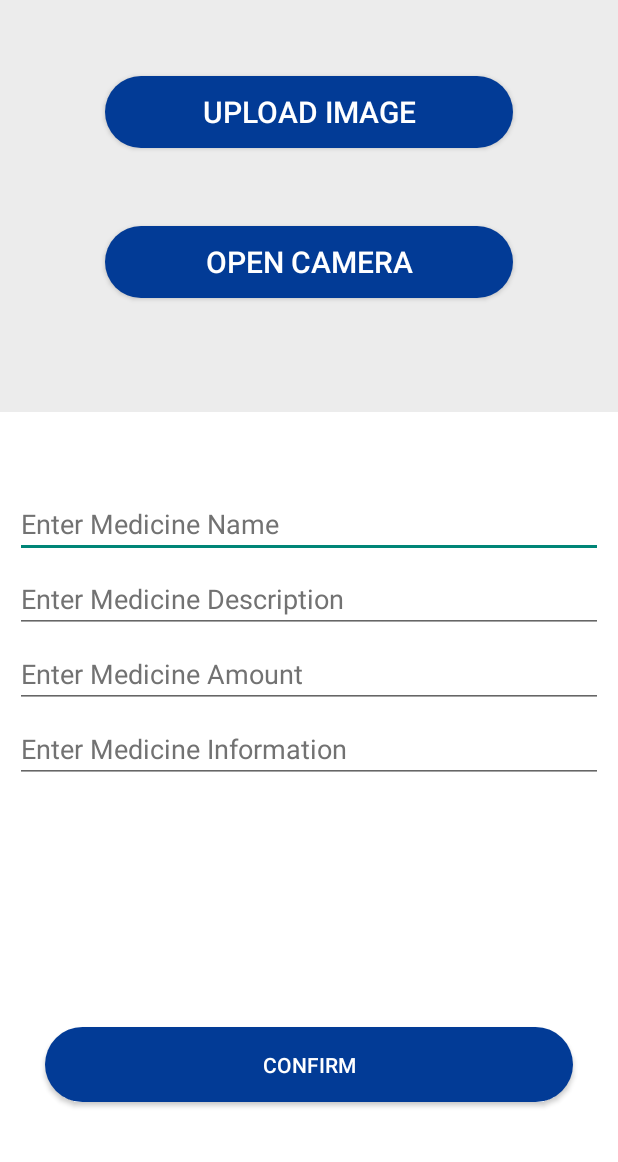
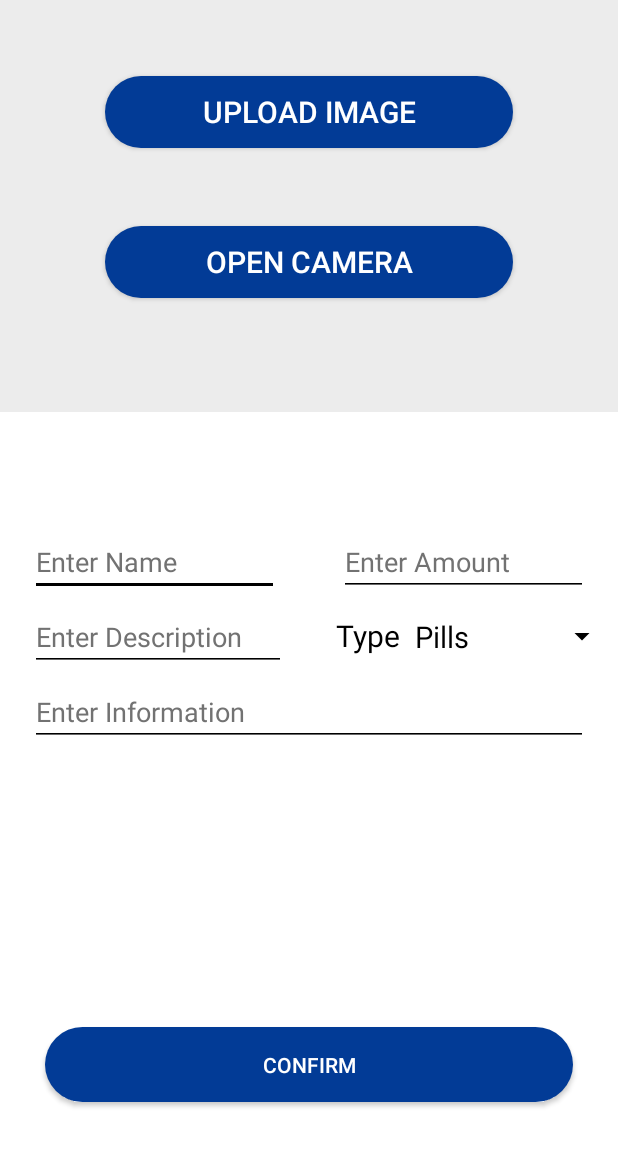
Before and after one commit to ItsMeOX/SmartHealth, an Android app: the fragment InventoryFragment placed in its activity, after a tap on an icon or button, on a phone screen of 412 x 824 dp, the part 74-1236 px from its top. Run offline under Robolectric (Android 15) with nearby library versions, the phone set to English and light mode, and no system bars; 1 other tap on this screen came first.

Commit message:
Fixed Spinner - Form now adds button to inventory from user input

```diff
--- a/app/src/main/java/com/example/smarthealth/Inventory/InventoryFragment.java
+++ b/app/src/main/java/com/example/smarthealth/Inventory/InventoryFragment.java
@@ -1,18 +1,25 @@
 package com.example.smarthealth.Inventory;
 import android.content.Intent;
+import android.graphics.Color;
 import android.os.Bundle;
 import android.util.Log;
 import android.view.Gravity;
 import android.view.LayoutInflater;
 import android.view.View;
 import android.view.ViewGroup;
+import android.widget.AdapterView;
+import android.widget.ArrayAdapter;
 import android.widget.Button;
+import android.widget.EditText;
 import android.widget.ImageButton;
 import android.widget.ImageView;
 import android.widget.LinearLayout;
 import android.widget.PopupWindow;
+import android.widget.Spinner;
+import android.widget.TextView;
 import android.widget.Toast;
 import androidx.lifecycle.ViewModel;
+import android.util.TypedValue;
 import androidx.activity.result.ActivityResultLauncher;
 import androidx.activity.result.contract.ActivityResultContracts;
 import androidx.annotation.NonNull;
@@ -43,7 +50,7 @@ public class InventoryFragment extends Fragment {
     private ActivityResultLauncher<Intent> resultLauncher;
     private View view;
     private ImageView popupImageView;
-    private Button uploadImageButton, openCameraButton;
+    private Button uploadImageButton, openCameraButton, confirmButton;
     private SVMInventory sharedViewModel;
 
     @Override
@@ -85,7 +92,7 @@ public class InventoryFragment extends Fragment {
 
         // Placeholder button
         ImageButton pillsButton = view.findViewById(R.id.fillByScan);
-        ImageButton liquidsButton = view.findViewById(R.id.fillForm);
+        ImageButton fillFormButton = view.findViewById(R.id.fillForm);
         ImageButton othersButton = view.findViewById(R.id.fillFormByHistory);
 
         popup_window = view.findViewById(R.id.inventory_medicine);
@@ -148,12 +155,12 @@ public class InventoryFragment extends Fragment {
             @Override
             public void onClick(View v) {
                 // Add placeholder medicine to pills category
-                addMedicineToLayout(pillsContainers, pillsAdapter, "Pills");
+                addMedicineToLayout("Pills","PlaceHolder", "Fever", 100,R.drawable.clock);
                 Toast.makeText(requireContext(), "New Pill Added", Toast.LENGTH_SHORT).show();
             }
         });
 
-        liquidsButton.setOnClickListener(new View.OnClickListener() {
+        fillFormButton.setOnClickListener(new View.OnClickListener() {
             @Override
             public void onClick(View v) {
                 showPopUpWindow();
@@ -164,7 +171,7 @@ public class InventoryFragment extends Fragment {
             @Override
             public void onClick(View v) {
                 // Add placeholder medicine to others category
-                addMedicineToLayout(othersContainers, othersAdapter, "Others");
+                addMedicineToLayout("Others","PlaceHolder", "Fever", 100,R.drawable.clock);
                 Toast.makeText(requireContext(), "New Other Medicine Added", Toast.LENGTH_SHORT).show();
             }
         });
@@ -192,11 +199,28 @@ public class InventoryFragment extends Fragment {
         return view;
     }
 
-    private void addMedicineToLayout(ArrayList<MedicineButton> containerList, MedicineAdapter adapter, String category) {
+    private void addMedicineToLayout(String category, String mediName, String mediDesc, int mediAmount, int mediImage) {
+        ArrayList<MedicineButton> containerList = new ArrayList<>();
+        MedicineAdapter adapter = null;
+
+        if(category.equals("Pills")){
+            containerList = pillsContainers;
+            adapter = pillsAdapter;
+        }
+        else if(category.equals("Liquids")){
+            containerList = liquidsContainers;
+            adapter = liquidsAdapter;
+        }
+        else{
+            containerList = othersContainers;
+            adapter = othersAdapter;
+
+        }
+
         // Add placeholder medicine button
-        MedicineButton placeholder = new MedicineButton(category + " Placeholder", "Description", 100, R.drawable.clock);
+        MedicineButton newButton = new MedicineButton(mediName, mediDesc, mediAmount, mediImage);
         // Add the placeholder to the appropriate container list
-        containerList.add(placeholder);
+        containerList.add(newButton);
 
         // Update medicine List such that when new button is added, it will be added to sublist
         adapter.updateMedicineList(containerList);
@@ -213,8 +237,6 @@ public class InventoryFragment extends Fragment {
         if(category.equals("Others")){
             sharedViewModel.setOthersButtonList(containerList);
         }
-
-
     }
 
     private void showPopUpWindow(){
@@ -228,6 +250,28 @@ public class InventoryFragment extends Fragment {
         popupWindow.showAtLocation(popup_window, Gravity.CENTER, 0,0);
 
         openCameraButton = popupView.findViewById(R.id.open_camera);
+
+        // Drop down list for category
+        Spinner category = popupView.findViewById(R.id.category);
+        category.setOnItemSelectedListener(new AdapterView.OnItemSelectedListener() {
+            @Override
+            public void onItemSelected(AdapterView<?> parent, View view, int position, long id) {
+                TextView selectedText = (TextView) view;
+                // Change the text color of the selected item
+                selectedText.setTextColor(Color.BLACK);
+                // Change the text size of the selected item (e.g., 20sp)
+                selectedText.setTextSize(TypedValue.COMPLEX_UNIT_SP, 20);
+            }
+            @Override
+            public void onNothingSelected(AdapterView<?> parent) {}
+        });
+        ArrayAdapter<CharSequence> spinnerAdapter = ArrayAdapter.createFromResource(
+                requireContext(),
+                R.array.formMediCategory,
+                android.R.layout.simple_spinner_item
+        );
+        spinnerAdapter.setDropDownViewResource(android.R.layout.simple_spinner_dropdown_item);
+        category.setAdapter(spinnerAdapter);
 
         // Exit button to close popup window
         Button exitButton = popupView.findViewById(R.id.exit);
@@ -245,6 +289,29 @@ public class InventoryFragment extends Fragment {
                 pickImage();
             }}
         );
+
+        confirmButton = popupView.findViewById(R.id.confirm);
+        confirmButton.setOnClickListener(new View.OnClickListener() {
+            @Override
+            public void onClick(View v) {
+                // TODO retrieve information from the popup window
+                EditText nameView = popupView.findViewById(R.id.formMediName);
+                EditText amountView = popupView.findViewById(R.id.formMediAmount);
+                EditText descView = popupView.findViewById(R.id.formMediDesc);
+//                EditText infoView = popupView.findViewById(R.id.formMediInfo);
+//                ImageView imageView = popupView.findViewById(R.id.mediImage);
+                String mediType = category.getSelectedItem().toString();
+
+                String mediName = nameView.getText().toString().trim();
+                String mediDesc = descView.getText().toString().trim();
+                String amount = amountView.getText().toString().trim();
+                int mediAmount = Integer.parseInt(amount);
+                // Pass corresponding parameters
+                addMedicineToLayout(mediType,mediName, mediDesc,mediAmount, R.drawable.clock);
+                 popupWindow.dismiss();
+            }
+        });
+
     }
     private void pickImage() {
         // Intent to pick an image from the gallery
--- a/app/src/main/res/layout/form_fillup.xml
+++ b/app/src/main/res/layout/form_fillup.xml
@@ -67,48 +67,92 @@
         app:layout_constraintLeft_toLeftOf="parent"
         app:layout_constraintRight_toRightOf="parent"
         >
+        <LinearLayout
+            android:layout_width="match_parent"
+            android:layout_height="wrap_content"
+            android:orientation="horizontal"
+            android:layout_alignParentTop="true"
+            android:layout_marginTop="-200dp"
+            >
 
             <EditText
                 android:id="@+id/formMediName"
                 android:inputType="text"
-            android:layout_width="match_parent"
+                android:layout_width="0dp"
+                android:layout_weight="1"
                 android:layout_height="wrap_content"
-            android:layout_alignParentTop="true"
-            android:layout_marginHorizontal="10dp"
-            android:layout_marginTop="-200dp"
-            android:hint="Enter Medicine Name"
+                android:hint="Enter Name"
                 android:focusableInTouchMode="true"
                 android:clickable="true"
                 android:textColor="@color/lightgray"
-            android:textColorHint="@color/lightgray" />
-
-        <EditText
-            android:id="@+id/formMediDesc"
-            android:inputType="text"
-            android:layout_width="match_parent"
-            android:layout_height="wrap_content"
-            android:layout_marginHorizontal="10dp"
-            android:hint="Enter Medicine Description"
-            android:focusableInTouchMode="true"
-            android:clickable="true"
-            android:textColor="@color/black"
+                android:layout_marginHorizontal="20dp"
                 android:textColorHint="@color/lightgray"
-            android:layout_marginTop="-150dp"
+                android:backgroundTint="@color/black"
                 />
 
             <EditText
                 android:id="@+id/formMediAmount"
                 android:inputType="number"
-            android:layout_width="match_parent"
+                android:layout_width="0dp"
                 android:layout_height="wrap_content"
-            android:layout_marginHorizontal="10dp"
-            android:hint="Enter Medicine Amount"
+                android:hint="Enter Amount"
+                android:backgroundTint="@color/black"
+                android:layout_weight="1"
+                android:layout_marginHorizontal="20dp"
                 android:focusableInTouchMode="true"
                 android:clickable="true"
                 android:textColor="@color/black"
                 android:textColorHint="@color/lightgray"
-            android:layout_marginTop="-100dp"
                 />
+        </LinearLayout>
+
+
+
+
+        <LinearLayout
+            android:layout_width="match_parent"
+            android:layout_height="wrap_content"
+            android:orientation="horizontal"
+            android:layout_marginTop="-150dp"
+            >
+            <EditText
+                android:id="@+id/formMediDesc"
+                android:layout_width="0dp"
+                android:layout_weight="0.6"
+                android:layout_height="wrap_content"
+                android:clickable="true"
+                android:layout_marginHorizontal="20dp"
+                android:focusableInTouchMode="true"
+                android:hint="Enter Description"
+                android:backgroundTint="@color/black"
+                android:inputType="text"
+                android:textColor="@color/black"
+                android:textColorHint="@color/lightgray" />
+
+            <TextView
+                android:layout_width="20dp"
+                android:layout_height="wrap_content"
+                android:text="Type"
+                android:layout_weight="0.1"
+                android:layout_marginLeft="10dp"
+                android:textColor="@color/black"
+                android:textSize="20sp"
+                android:textAlignment="center"
+                >
+            </TextView>
+
+            <Spinner
+                android:id="@+id/category"
+                android:layout_width="0dp"
+                android:layout_height="wrap_content"
+                android:layout_weight="0.5"
+                android:entries="@array/formMediCategory"
+                android:layout_marginTop="10dp"
+                android:backgroundTint="@color/black"
+                >
+            </Spinner>
+        </LinearLayout>
+
 
         <EditText
             android:id="@+id/formMediInfo"
@@ -117,10 +161,13 @@
             android:layout_height="wrap_content"
             android:layout_marginHorizontal="10dp"
             android:focusableInTouchMode="true"
-            android:layout_marginTop="-50dp"
+            android:layout_marginTop="-100dp"
+            android:layout_marginStart="20dp"
+            android:layout_marginEnd="20dp"
             android:clickable="true"
-            android:hint="Enter Medicine Information"
+            android:hint="Enter Information"
             android:textColor="@color/black"
+            android:backgroundTint="@color/black"
             android:textColorHint="@color/lightgray" />
 
     </RelativeLayout>
--- a/app/src/main/res/values/strings.xml
+++ b/app/src/main/res/values/strings.xml
@@ -8,4 +8,14 @@
     <string name="fillByScan">Smart Scan</string>
     <string name="fillByForm">Fill By Form</string>
     <string name="fillByHistory">Fill By History</string>
+
+    <string-array name="formMediCategory">
+        <item>Pills</item>
+        <item>Liquids</item>
+        <item>Others</item>
+    </string-array>
+
+
+
+
 </resources>
```
Lines whose indentation alone changed are shown as unchanged.
